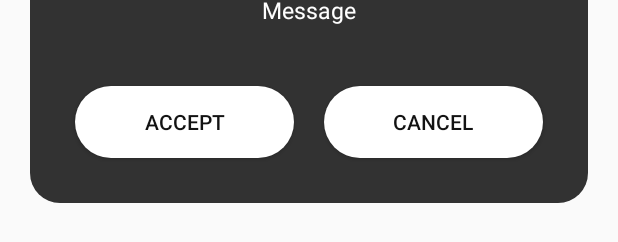
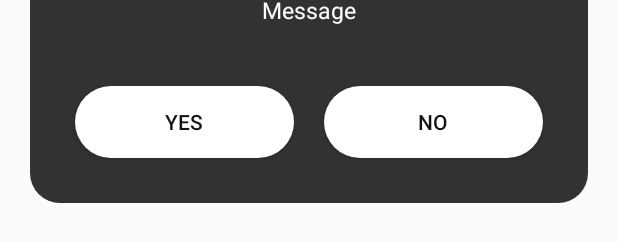
Before and after one commit to sergioloc/wordle-games, an Android app: the layout dialog_confirmation.xml on its own in the app's theme, with its tools: preview values and no code run, on a phone screen of 412 x 824 dp. Shown: the part 199-441 px from the top of the screen. Run offline under Robolectric (Android 15) with nearby library versions, the phone set to English and light mode, and no system bars.

```diff
--- a/app/src/main/java/com/slc/wordlegames/ui/menu/MenuActivity.kt
+++ b/app/src/main/java/com/slc/wordlegames/ui/menu/MenuActivity.kt
@@ -43,6 +43,7 @@ class MenuActivity : AppCompatActivity(), MenuAdapter.OnGameClickListener {
         val i = Intent(this, WebActivity::class.java)
         i.putExtra("type", game.id)
         i.putExtra("url", game.url)
+        i.putExtra("isComplete", game.status)
         startActivity(i)
     }
 
--- a/app/src/main/res/layout/dialog_confirmation.xml
+++ b/app/src/main/res/layout/dialog_confirmation.xml
@@ -60,7 +60,7 @@
         android:layout_marginBottom="20dp"
         android:background="@drawable/chip_white"
         android:textColor="@color/grayDark"
-        android:text="@string/accept"/>
+        android:text="@string/yes"/>
 
     <Button
         android:id="@+id/btnCancel"
@@ -76,6 +76,6 @@
         android:layout_marginBottom="20dp"
         android:background="@drawable/chip_white"
         android:textColor="@color/grayDark"
-        android:text="@string/cancel"/>
+        android:text="@string/no"/>
 
 </androidx.constraintlayout.widget.ConstraintLayout>
--- a/app/src/main/res/values/strings.xml
+++ b/app/src/main/res/values/strings.xml
@@ -11,4 +11,6 @@
     <string name="save">Save</string>
     <string name="history">History</string>
     <string name="hide">Hide</string>
+    <string name="yes">Yes</string>
+    <string name="no">No</string>
 </resources>
```
Also changed, not shown: app/src/main/java/com/slc/wordlegames/ui/dialog/ConfirmationDialog.kt (+7 -0 lines), app/src/main/java/com/slc/wordlegames/ui/web/WebActivity.kt (+9 -0 lines).
